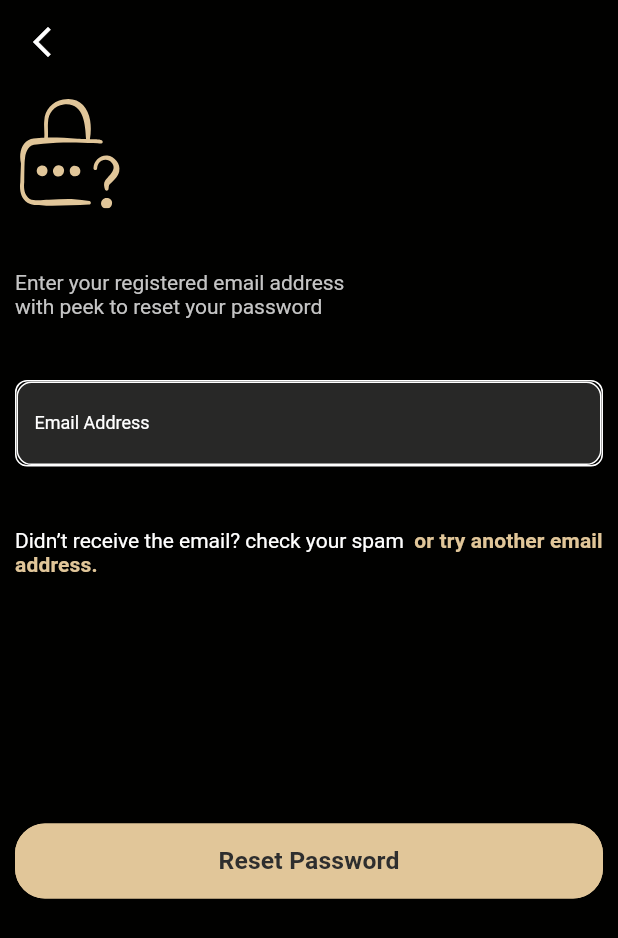
After one commit to DigicomSolution/Peek-Entertainment-App-, a Flutter app: the LoginView screen opened by its route, after a tap on "Forgot Password?", on a phone screen of 412 x 824 dp. The commit adds this screen. Shown: the top 938 px of the screen. Run offline on Flutter 3.47's test engine with Material 2 defaults, Android fonts, the phone set to English and light mode, and no system bars; our stand-ins replace flutter_svg, get_it, go_router, stacked; missing offline and left inert: flutter_pin_code_fields; Roboto replaces fonts that are missing (Quicksand).

Commit message:
forgot password screen

```diff
--- a/lib/app/router.dart
+++ b/lib/app/router.dart
@@ -1,5 +1,6 @@
 import 'package:flutter/material.dart';
 import 'package:go_router/go_router.dart';
+import 'package:peek/ui/views/forgot_password/forgot_password_view.dart';
 import 'package:peek/ui/views/login/login_view.dart';
 import 'package:peek/ui/views/signup/signup_view.dart';
 import 'package:peek/ui/views/splash_view/splash_view.dart';
@@ -53,5 +54,11 @@ GoRouter router() {
       builder: (BuildContext context, GoRouterState state) =>
           const VerificationSuccessView(),
     ),
+    GoRoute(
+      name: AppRoutes.forgotPasswordView,
+      path: AppRoutes.forgotPasswordView,
+      builder: (BuildContext context, GoRouterState state) =>
+          const ForgotPasswordView(),
+    ),
   ]);
 }
--- a/lib/helpers/constants/assets.dart
+++ b/lib/helpers/constants/assets.dart
@@ -5,4 +5,5 @@ class AppAssets {
   static const facebookSvg = 'assets/svg/facebook.svg';
   static const verificationSvg = 'assets/svg/verification.svg';
   static const successSvg = 'assets/svg/success.svg';
+  static const lockSvg = 'assets/svg/lock.svg';
 }
--- a/lib/helpers/constants/routes.dart
+++ b/lib/helpers/constants/routes.dart
@@ -6,4 +6,5 @@ class AppRoutes {
   static const loginView = '/login-view';
   static const verificationView = '/verification-view';
   static const verificationSuccessView = '/verification-success-view';
+  static const forgotPasswordView = '/forgot-password-view';
 }
--- /dev/null
+++ b/lib/ui/views/forgot_password/forgot_password_view.dart
@@ -0,0 +1,79 @@
+import 'package:flutter/material.dart';
+import 'package:flutter_svg/flutter_svg.dart';
+import 'package:go_router/go_router.dart';
+import 'package:peek/helpers/constants/assets.dart';
+import 'package:peek/helpers/extensions/build_context/media_query.dart';
+import 'package:peek/helpers/extensions/build_context/text_theme.dart';
+import 'package:peek/ui/views/forgot_password/forgot_password_viewmodel.dart';
+import 'package:peek/ui/widgets/custom_button.dart';
+import 'package:stacked/stacked.dart';
+
+import '../../../helpers/constants/colors.dart';
+import '../../widgets/custom_text_form_field.dart';
+
+class ForgotPasswordView extends StatelessWidget {
+  const ForgotPasswordView({super.key});
+
+  @override
+  Widget build(BuildContext context) {
+    return ViewModelBuilder<ForgotPasswordViewModel>.reactive(
+        viewModelBuilder: () => ForgotPasswordViewModel(),
+        builder: (context, model, child) => Scaffold(
+              backgroundColor: AppColors.deepBlack,
+              appBar: AppBar(
+                backgroundColor: AppColors.deepBlack,
+                leading: InkWell(
+                  onTap: context.pop,
+                  child: const Icon(
+                    Icons.arrow_back_ios_new_outlined,
+                    color: AppColors.white,
+                  ),
+                ),
+              ),
+              body: Padding(
+                padding: const EdgeInsets.all(10),
+                child: Column(
+                  crossAxisAlignment: CrossAxisAlignment.start,
+                  children: [
+                    SvgPicture.asset(AppAssets.lockSvg),
+                    SizedBox(
+                      height: context.heightPercent(0.05),
+                    ),
+                    Text(
+                      "Enter your registered email address \nwith peek to reset your password",
+                      style: context.textTheme.labelLarge
+                          ?.copyWith(color: AppColors.textGrey),
+                    ),
+                    SizedBox(
+                      height: context.heightPercent(0.05),
+                    ),
+                    CustomTextFormField(
+                      label: "Email Address",
+                      controller: model.emailController,
+                      textInputType: TextInputType.emailAddress,
+                    ),
+                    SizedBox(
+                      height: context.heightPercent(0.05),
+                    ),
+                    RichText(
+                        text: TextSpan(
+                            text: 'Didn’t receive the email? check your spam  ',
+                            style: context.textTheme.labelLarge
+                                ?.copyWith(color: AppColors.white),
+                            children: [
+                          TextSpan(
+                            text: 'or try another email address.',
+                            style: context.textTheme.titleSmall
+                                ?.copyWith(color: AppColors.buttonColor),
+                          ),
+                        ])),
+                    SizedBox(
+                      height: context.heightPercent(0.2),
+                    ),
+                    CustomButton(text: "Reset Password", onTap: () {})
+                  ],
+                ),
+              ),
+            ));
+  }
+}
--- /dev/null
+++ b/lib/ui/views/forgot_password/forgot_password_viewmodel.dart
@@ -0,0 +1,6 @@
+import 'package:flutter/material.dart';
+import 'package:stacked/stacked.dart';
+
+class ForgotPasswordViewModel extends BaseViewModel{
+  final emailController = TextEditingController();
+}
--- a/lib/ui/views/login/login_view.dart
+++ b/lib/ui/views/login/login_view.dart
@@ -57,10 +57,13 @@ class LoginView extends StatelessWidget {
                       ),
                       Align(
                         alignment: Alignment.centerRight,
-                        child: Text(
-                          "Forgot Password?",
-                          style: context.textTheme.titleSmall
-                              ?.copyWith(color: AppColors.buttonColor),
+                        child: InkWell(
+                          onTap: model.goToForgotPassword,
+                          child: Text(
+                            "Forgot Password?",
+                            style: context.textTheme.titleSmall
+                                ?.copyWith(color: AppColors.buttonColor),
+                          ),
                         ),
                       ),
                       const SizedBox(
--- a/lib/ui/views/login/login_viewmodel.dart
+++ b/lib/ui/views/login/login_viewmodel.dart
@@ -5,7 +5,7 @@ import 'package:stacked/stacked.dart';
 import '../../../app/locator.dart';
 import '../../../helpers/constants/routes.dart';
 
-class LoginViewModel extends BaseViewModel{
+class LoginViewModel extends BaseViewModel {
   final emailController = TextEditingController();
   final passwordController = TextEditingController();
   bool isVisible = true;
@@ -13,7 +13,12 @@ class LoginViewModel extends BaseViewModel{
     isVisible = !isVisible;
     notifyListeners();
   }
+
   void goToSignUpView() {
     locator<GoRouter>().push(AppRoutes.signupView);
   }
+
+  void goToForgotPassword() {
+    locator<GoRouter>().push(AppRoutes.forgotPasswordView);
+  }
 }
--- a/lib/ui/views/verification_success/verification_success_view.dart
+++ b/lib/ui/views/verification_success/verification_success_view.dart
@@ -18,7 +18,7 @@ class VerificationSuccessView extends StatelessWidget {
         builder: (context, model, child) => Scaffold(
               backgroundColor: AppColors.white,
               body: Padding(
-                padding: EdgeInsets.all(20),
+                padding: const EdgeInsets.all(20),
                 child: Column(
                   mainAxisAlignment: MainAxisAlignment.center,
                   crossAxisAlignment: CrossAxisAlignment.center,
```
Also changed, not shown: assets/svg/lock.svg (added).
